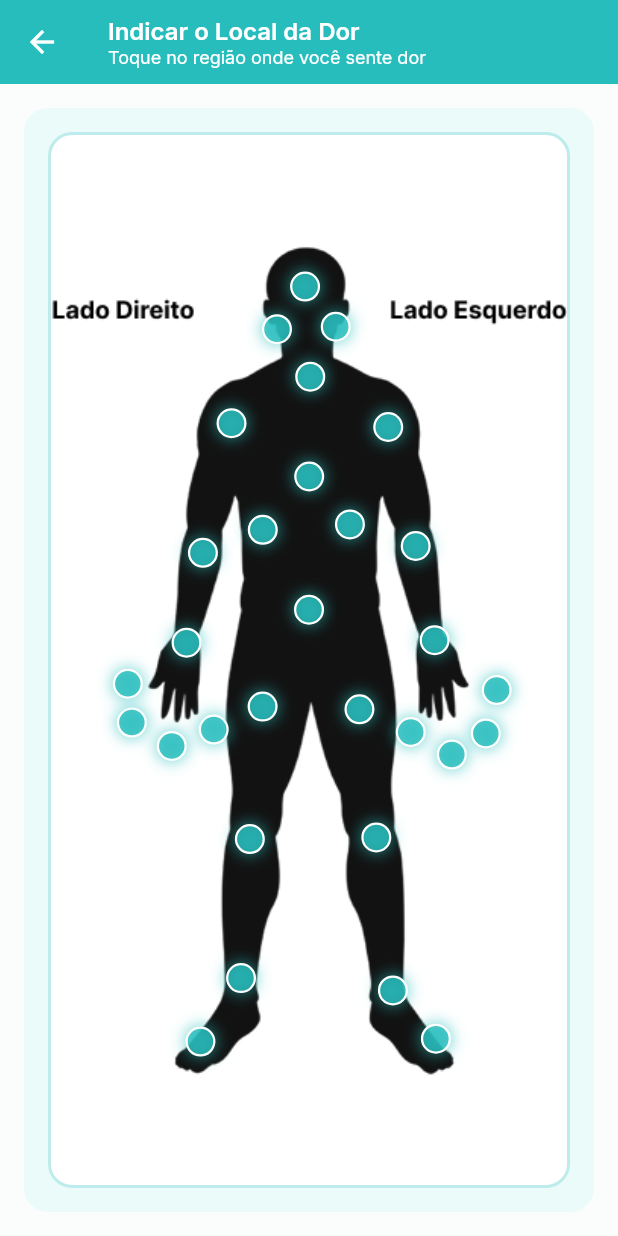
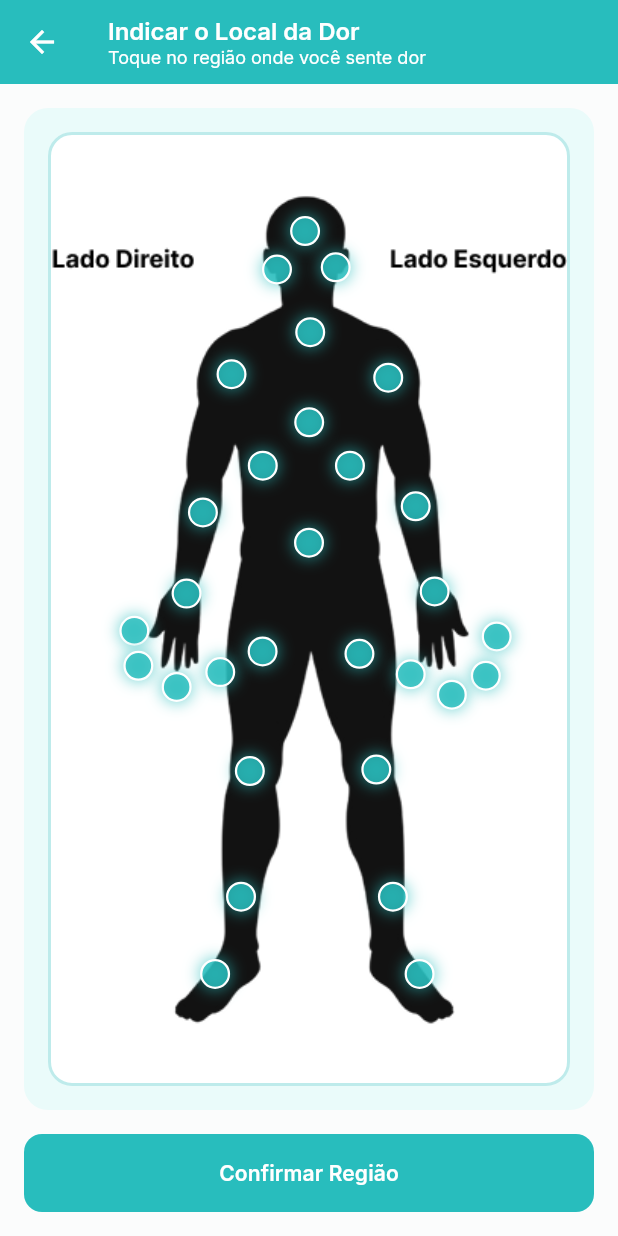
Before and after one commit to lufespi/cuidador-app, a Flutter app: the HomePage screen opened directly, after a tap on "Indicar local da dor", on a phone screen of 412 x 824 dp. Run offline on Flutter 3.47's test engine with Material 3 defaults, Android fonts, the phone set to English and light mode, and no system bars; our stand-ins replace flutter_svg.

Commit message:
fix: indicar_local_page clicable items

```diff
--- a/lib/core/widgets/app_card.dart
+++ b/lib/core/widgets/app_card.dart
@@ -23,7 +23,7 @@ class AppCard extends StatelessWidget {
         borderRadius: BorderRadius.circular(16),
         boxShadow: [
           BoxShadow(
-            color: Colors.black.withOpacity(0.08),
+            color: Colors.black.withValues(alpha: 0.08),
             blurRadius: 12,
             offset: const Offset(0, 4),
           ),
--- a/lib/screens/auth/register/register_page.dart
+++ b/lib/screens/auth/register/register_page.dart
@@ -13,8 +13,6 @@ class RegisterPage extends StatefulWidget {
 }
 
 class _RegisterPageState extends State<RegisterPage> {
-  int _currentStep = 0;
-
   final PageController _pageController = PageController();
 
   @override
@@ -23,31 +21,7 @@ class _RegisterPageState extends State<RegisterPage> {
     super.dispose();
   }
 
-  void _nextStep() {
-    if (_currentStep < 2) {
-      setState(() {
-        _currentStep++;
-      });
-      _pageController.animateToPage(
-        _currentStep,
-        duration: const Duration(milliseconds: 300),
-        curve: Curves.easeInOut,
-      );
-    }
-  }
 
-  void _previousStep() {
-    if (_currentStep > 0) {
-      setState(() {
-        _currentStep--;
-      });
-      _pageController.animateToPage(
-        _currentStep,
-        duration: const Duration(milliseconds: 300),
-        curve: Curves.easeInOut,
-      );
-    }
-  }
 
   @override
   Widget build(BuildContext context) {
--- a/lib/screens/auth/register/register_page_step_1.dart
+++ b/lib/screens/auth/register/register_page_step_1.dart
@@ -223,7 +223,7 @@ class _RegisterPageStep1State extends State<RegisterPageStep1> {
                           ],
                         ),
                         child: DropdownButtonFormField<String>(
-                          value: _selectedGender,
+                          initialValue: _selectedGender,
                           hint: Text(
                             'Selecione uma opção',
                             style: AppTypography.textDisabled,
@@ -399,7 +399,7 @@ class _PhoneInputFormatter extends TextInputFormatter {
     String formatted = '';
 
     // DDD
-    if (digitsOnly.length >= 1) {
+    if (digitsOnly.isNotEmpty) {
       formatted += '(';
       formatted += digitsOnly.substring(0, digitsOnly.length >= 2 ? 2 : digitsOnly.length);
       if (digitsOnly.length >= 2) {
--- a/lib/screens/dor/dor_page.dart
+++ b/lib/screens/dor/dor_page.dart
@@ -125,7 +125,7 @@ class _DorPageState extends State<DorPage> {
                       activeTrackColor: AppColors.buttonPrimary,
                       inactiveTrackColor: AppColors.inputBackground,
                       thumbColor: AppColors.buttonPrimary,
-                      overlayColor: AppColors.buttonPrimary.withOpacity(0.2),
+                      overlayColor: AppColors.buttonPrimary.withValues(alpha: 0.2),
                       trackHeight: 6,
                       thumbShape: const RoundSliderThumbShape(
                         enabledThumbRadius: 10,
@@ -320,7 +320,7 @@ class _DorPageState extends State<DorPage> {
                           color: AppColors.surfaceVariant,
                           borderRadius: BorderRadius.circular(8),
                           border: Border.all(
-                            color: AppColors.buttonPrimary.withOpacity(0.3),
+                            color: AppColors.buttonPrimary.withValues(alpha: 0.3),
                             width: 1,
                           ),
                         ),
@@ -376,10 +376,10 @@ class _DorPageState extends State<DorPage> {
                   Container(
                     height: 150,
                     decoration: BoxDecoration(
-                      color: AppColors.surfaceVariant.withOpacity(0.3),
+                      color: AppColors.surfaceVariant.withValues(alpha: 0.3),
                       borderRadius: BorderRadius.circular(12),
                       border: Border.all(
-                        color: AppColors.buttonPrimary.withOpacity(0.2),
+                        color: AppColors.buttonPrimary.withValues(alpha: 0.2),
                         width: 1,
                       ),
                     ),
@@ -390,7 +390,7 @@ class _DorPageState extends State<DorPage> {
                           Icon(
                             Icons.insert_chart_outlined,
                             size: 48,
-                            color: AppColors.buttonPrimary.withOpacity(0.5),
+                            color: AppColors.buttonPrimary.withValues(alpha: 0.5),
                           ),
                           const SizedBox(height: 8),
                           Text(
@@ -485,7 +485,7 @@ class _DorPageState extends State<DorPage> {
         color: Colors.white,
         borderRadius: BorderRadius.circular(12),
         border: Border.all(
-          color: AppColors.buttonPrimary.withOpacity(0.2),
+          color: AppColors.buttonPrimary.withValues(alpha: 0.2),
           width: 1.5,
         ),
       ),
--- a/lib/screens/dor/indicar_local_page.dart
+++ b/lib/screens/dor/indicar_local_page.dart
@@ -10,38 +10,62 @@ class IndicarLocalPage extends StatefulWidget {
 }
 
 class _IndicarLocalPageState extends State<IndicarLocalPage> {
-  // Pontos fixos com base nas coordenadas coletadas
-  final List<Map<String, double>> _pontosFixes = [
-    {'x': 220.53, 'y': 382.63, 'width': 320.00, 'height': 676.80},
-    {'x': 245.73, 'y': 397.06, 'width': 320.00, 'height': 676.80},
-    {'x': 266.56, 'y': 383.57, 'width': 320.00, 'height': 676.80},
-    {'x': 273.23, 'y': 355.75, 'width': 320.00, 'height': 676.80},
-    {'x': 155.76, 'y': 97.13, 'width': 320.00, 'height': 676.80},
-    {'x': 174.55, 'y': 122.90, 'width': 320.00, 'height': 676.80},
-    {'x': 138.54, 'y': 124.43, 'width': 320.00, 'height': 676.80},
-    {'x': 158.91, 'y': 154.87, 'width': 320.00, 'height': 676.80},
-    {'x': 206.73, 'y': 187.15, 'width': 320.00, 'height': 676.80},
-    {'x': 110.67, 'y': 184.74, 'width': 320.00, 'height': 676.80},
-    {'x': 158.28, 'y': 218.86, 'width': 320.00, 'height': 676.80},
-    {'x': 183.26, 'y': 249.56, 'width': 320.00, 'height': 676.80},
-    {'x': 129.83, 'y': 253.03, 'width': 320.00, 'height': 676.80},
-    {'x': 158.17, 'y': 304.21, 'width': 320.00, 'height': 676.80},
-    {'x': 189.09, 'y': 368.09, 'width': 320.00, 'height': 676.80},
-    {'x': 129.72, 'y': 366.35, 'width': 320.00, 'height': 676.80},
-    {'x': 223.57, 'y': 263.42, 'width': 320.00, 'height': 676.80},
-    {'x': 93.14, 'y': 267.78, 'width': 320.00, 'height': 676.80},
-    {'x': 235.18, 'y': 323.78, 'width': 320.00, 'height': 676.80},
-    {'x': 83.11, 'y': 325.36, 'width': 320.00, 'height': 676.80},
-    {'x': 99.75, 'y': 381.05, 'width': 320.00, 'height': 676.80},
-    {'x': 74.03, 'y': 391.55, 'width': 320.00, 'height': 676.80},
-    {'x': 49.57, 'y': 376.59, 'width': 320.00, 'height': 676.80},
-    {'x': 47.10, 'y': 351.71, 'width': 320.00, 'height': 676.80},
-    {'x': 199.43, 'y': 450.18, 'width': 320.00, 'height': 676.80},
-    {'x': 121.90, 'y': 451.23, 'width': 320.00, 'height': 676.80},
-    {'x': 209.61, 'y': 548.23, 'width': 320.00, 'height': 676.80},
-    {'x': 235.96, 'y': 579.20, 'width': 320.00, 'height': 676.80},
-    {'x': 116.49, 'y': 540.36, 'width': 320.00, 'height': 676.80},
-    {'x': 91.61, 'y': 581.04, 'width': 320.00, 'height': 676.80},
+  // Dimensões de referência do container onde as coordenadas foram coletadas
+  static const double _refWidth = 320.00;
+  static const double _refHeight = 676.80;
+
+  // Pontos fixos organizados por GRUPOS clicáveis
+  // Cada grupo poderá expandir para uma visualização mais detalhada no futuro
+  final List<Map<String, dynamic>> _pontosFixes = [
+    // === GRUPO CABEÇA (#1-3) ===
+    {'id': 'cabeca_topo', 'grupo': 'cabeça', 'x': 155.76, 'y': 68.13, 'width': _refWidth, 'height': _refHeight}, // #1
+    {'id': 'cabeca_lateral_esquerda', 'grupo': 'cabeça', 'x': 138.54, 'y': 95.43, 'width': _refWidth, 'height': _refHeight}, // #2
+    {'id': 'cabeca_lateral_direita', 'grupo': 'cabeça', 'x': 174.55, 'y': 93.90, 'width': _refWidth, 'height': _refHeight}, // #3
+
+    // === GRUPO TORSO (#4-10) ===
+    {'id': 'torso_pescoco', 'grupo': 'torso', 'x': 158.91, 'y': 139.87, 'width': _refWidth, 'height': _refHeight}, // #4
+    {'id': 'torso_ombro_esquerdo', 'grupo': 'torso', 'x': 110.67, 'y': 169.74, 'width': _refWidth, 'height': _refHeight}, // #5
+    {'id': 'torso_ombro_direito', 'grupo': 'torso', 'x': 206.73, 'y': 172.15, 'width': _refWidth, 'height': _refHeight}, // #6
+    {'id': 'torso_peito', 'grupo': 'torso', 'x': 158.28, 'y': 203.86, 'width': _refWidth, 'height': _refHeight}, // #7
+    {'id': 'torso_costela_esquerda', 'grupo': 'torso', 'x': 129.83, 'y': 234.56, 'width': _refWidth, 'height': _refHeight}, // #8
+    {'id': 'torso_costela_direita', 'grupo': 'torso', 'x': 183.26, 'y': 234.56, 'width': _refWidth, 'height': _refHeight}, // #9
+    {'id': 'torso_abdomen', 'grupo': 'torso', 'x': 158.17, 'y': 289.21, 'width': _refWidth, 'height': _refHeight}, // #10
+
+    // === GRUPO BRAÇO ESQUERDO (#11-12) ===
+    {'id': 'braco_esquerdo_cotovelo', 'grupo': 'braço_esquerdo', 'x': 93.14, 'y': 267.78, 'width': _refWidth, 'height': _refHeight}, // #11
+    {'id': 'braco_esquerdo_antebraco', 'grupo': 'braço_esquerdo', 'x': 83.11, 'y': 325.36, 'width': _refWidth, 'height': _refHeight}, // #12
+
+    // === GRUPO BRAÇO DIREITO (#13-14) ===
+    {'id': 'braco_direito_cotovelo', 'grupo': 'braço_direito', 'x': 223.57, 'y': 263.42, 'width': _refWidth, 'height': _refHeight}, // #13
+    {'id': 'braco_direito_antebraco', 'grupo': 'braço_direito', 'x': 235.18, 'y': 323.78, 'width': _refWidth, 'height': _refHeight}, // #14
+
+    // === GRUPO MÃO DIREITA (#15-18) ===
+    {'id': 'mao_direita_polegar', 'grupo': 'mao_direita', 'x': 51.10, 'y': 351.71, 'width': _refWidth, 'height': _refHeight}, // #15
+    {'id': 'mao_direita_dedos', 'grupo': 'mao_direita', 'x': 53.57, 'y': 376.59, 'width': _refWidth, 'height': _refHeight}, // #16
+    {'id': 'mao_direita_punho', 'grupo': 'mao_direita', 'x': 103.75, 'y': 381.05, 'width': _refWidth, 'height': _refHeight}, // #17
+    {'id': 'mao_direita_palma', 'grupo': 'mao_direita', 'x': 77.03, 'y': 391.55, 'width': _refWidth, 'height': _refHeight}, // #18
+
+    // === GRUPO MÃO ESQUERDA (#19-22) ===
+    {'id': 'mao_esquerda_polegar', 'grupo': 'mao_esquerda', 'x': 273.23, 'y': 355.75, 'width': _refWidth, 'height': _refHeight}, // #19
+    {'id': 'mao_esquerda_punho', 'grupo': 'mao_esquerda', 'x': 220.53, 'y': 382.63, 'width': _refWidth, 'height': _refHeight}, // #20
+    {'id': 'mao_esquerda_dedos', 'grupo': 'mao_esquerda', 'x': 266.56, 'y': 383.57, 'width': _refWidth, 'height': _refHeight}, // #21
+    {'id': 'mao_esquerda_palma', 'grupo': 'mao_esquerda', 'x': 245.73, 'y': 397.06, 'width': _refWidth, 'height': _refHeight}, // #22
+
+    // === GRUPO PERNA ESQUERDA (#23-25) ===
+    {'id': 'perna_esquerda_quadril', 'grupo': 'perna_esquerda', 'x': 129.72, 'y': 366.35, 'width': _refWidth, 'height': _refHeight}, // #23
+    {'id': 'perna_esquerda_coxa', 'grupo': 'perna_esquerda', 'x': 121.90, 'y': 451.23, 'width': _refWidth, 'height': _refHeight}, // #24
+    {'id': 'perna_esquerda_joelho', 'grupo': 'perna_esquerda', 'x': 116.49, 'y': 540.36, 'width': _refWidth, 'height': _refHeight}, // #25
+
+    // === GRUPO PERNA DIREITA (#26-28) ===
+    {'id': 'perna_direita_quadril', 'grupo': 'perna_direita', 'x': 189.09, 'y': 368.09, 'width': _refWidth, 'height': _refHeight}, // #26
+    {'id': 'perna_direita_coxa', 'grupo': 'perna_direita', 'x': 199.43, 'y': 450.18, 'width': _refWidth, 'height': _refHeight}, // #27
+    {'id': 'perna_direita_joelho', 'grupo': 'perna_direita', 'x': 209.61, 'y': 540.36, 'width': _refWidth, 'height': _refHeight}, // #28
+
+    // === GRUPO PÉ ESQUERDO (#29) ===
+    {'id': 'pe_esquerdo', 'grupo': 'pe_esquerdo', 'x': 100.60, 'y': 595.20, 'width': _refWidth, 'height': _refHeight}, // #29
+
+    // === GRUPO PÉ DIREITO (#30) ===
+    {'id': 'pe_direito', 'grupo': 'pe_direito', 'x': 225.96, 'y': 595.20, 'width': _refWidth, 'height': _refHeight}, // #30
   ];
 
   @override
@@ -71,7 +95,10 @@ class _IndicarLocalPageState extends State<IndicarLocalPage> {
           ],
         ),
       ),
-      body: Padding(
+      body: Column(
+        children: [
+          Expanded(
+            child: Padding(
               padding: const EdgeInsets.all(16.0),
               child: Container(
                 decoration: BoxDecoration(
@@ -81,6 +108,34 @@ class _IndicarLocalPageState extends State<IndicarLocalPage> {
                 padding: const EdgeInsets.all(16),
                 child: _buildCorpoHumano(),
               ),
+            ),
+          ),
+          // Botão Confirmar Região
+          Padding(
+            padding: const EdgeInsets.fromLTRB(16, 0, 16, 16),
+            child: SizedBox(
+              width: double.infinity,
+              height: 52,
+              child: ElevatedButton(
+                onPressed: () {
+                  // TODO: Implementar confirmação de região
+                  Navigator.pop(context);
+                },
+                style: ElevatedButton.styleFrom(
+                  backgroundColor: AppColors.buttonPrimary,
+                  shape: RoundedRectangleBorder(
+                    borderRadius: BorderRadius.circular(12),
+                  ),
+                  elevation: 0,
+                ),
+                child: Text(
+                  'Confirmar Região',
+                  style: AppTypography.buttonPrimary,
+                ),
+              ),
+            ),
+          ),
+        ],
       ),
     );
   }
@@ -95,7 +150,7 @@ class _IndicarLocalPageState extends State<IndicarLocalPage> {
               color: AppColors.surface,
               borderRadius: BorderRadius.circular(16),
               border: Border.all(
-                color: AppColors.buttonPrimary.withOpacity(0.3),
+                color: AppColors.buttonPrimary.withValues(alpha: 0.3),
                 width: 2,
               ),
             ),
@@ -126,7 +181,7 @@ class _IndicarLocalPageState extends State<IndicarLocalPage> {
                       width: 20,
                       height: 20,
                       decoration: BoxDecoration(
-                        color: AppColors.buttonPrimary.withOpacity(0.8),
+                        color: AppColors.buttonPrimary.withValues(alpha: 0.8),
                         shape: BoxShape.circle,
                         border: Border.all(
                           color: AppColors.textWhite,
@@ -134,7 +189,7 @@ class _IndicarLocalPageState extends State<IndicarLocalPage> {
                         ),
                         boxShadow: [
                           BoxShadow(
-                            color: AppColors.buttonPrimary.withOpacity(0.6),
+                            color: AppColors.buttonPrimary.withValues(alpha: 0.6),
                             blurRadius: 8,
                             spreadRadius: 1,
                           ),
@@ -142,7 +197,7 @@ class _IndicarLocalPageState extends State<IndicarLocalPage> {
                       ),
                     ),
                   );
-                }).toList(),
+                }),
               ],
             ),
         );
--- a/lib/screens/home/home_page.dart
+++ b/lib/screens/home/home_page.dart
@@ -35,7 +35,7 @@ class _HomePageState extends State<HomePage> {
             width: 24,
             height: 24,
             colorFilter: ColorFilter.mode(
-              color.withOpacity(0.2),
+              color.withValues(alpha: 0.2),
               BlendMode.srcIn,
             ),
           ),
```
Also changed, not shown: lib/core/widgets/app_icon_button.dart (added). Lines whose indentation alone changed are shown as unchanged.
